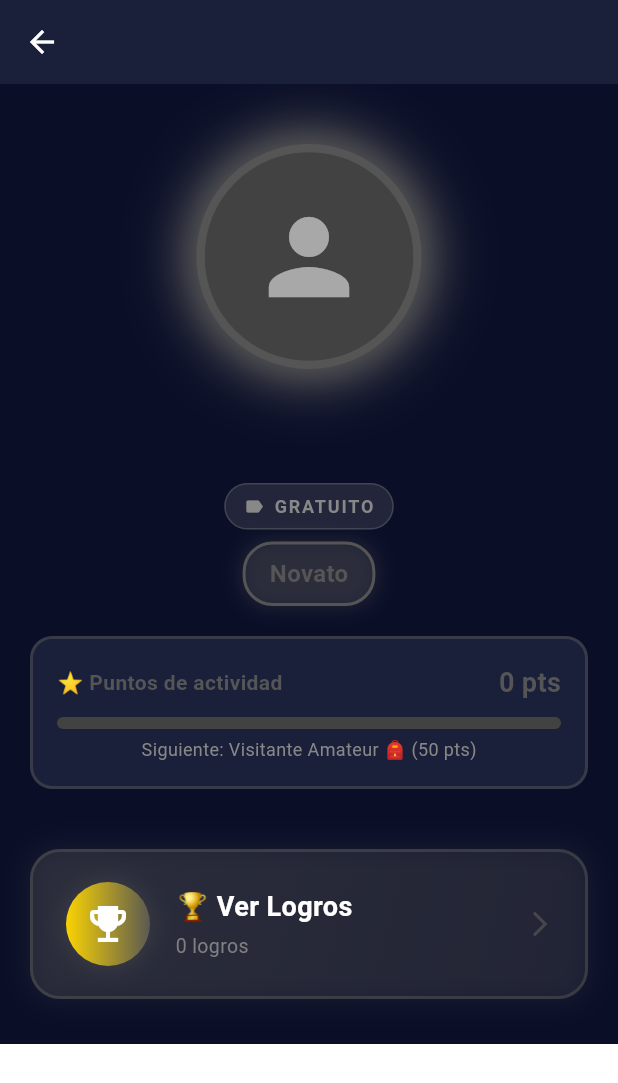
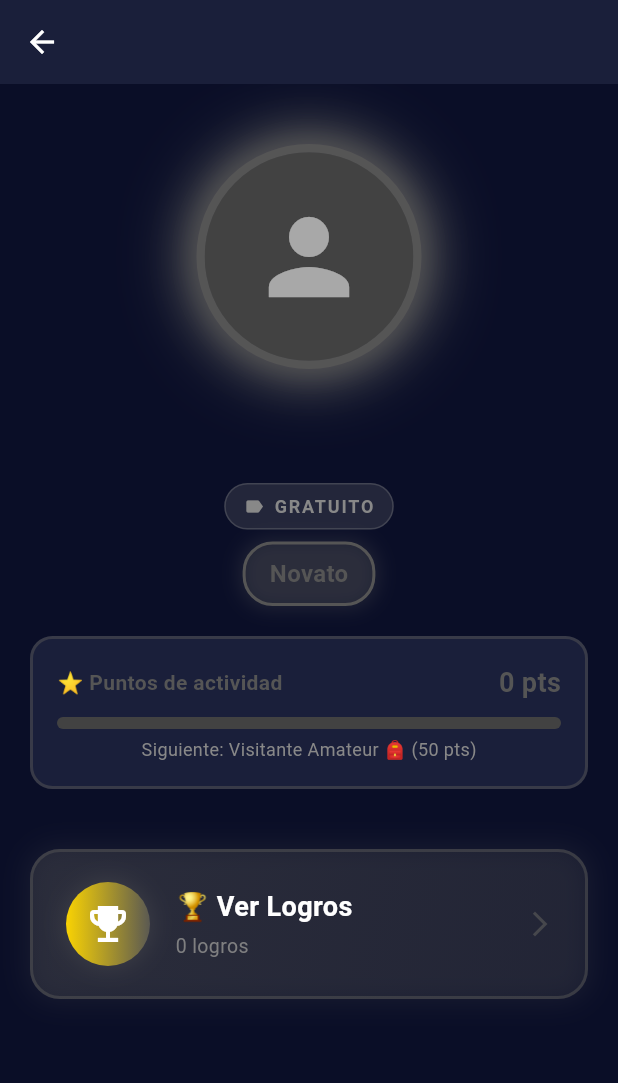
Before and after one commit to CRONOBREAK17/a-donde-vamos-app, a Flutter app: the UserProfileScreen screen opened directly with empty values, on a phone screen of 412 x 824 dp. Shown: the top 1083 px of the screen. Run offline on Flutter 3.47's test engine with Material 3 defaults, Android fonts, the phone set to English and light mode, and no system bars; our stand-ins replace geolocator, google_maps_flutter, google_mobile_ads, image_picker, shared_preferences, supabase_flutter and 1 more; accounts and stored records are empty.

Commit message:
fix video 2

```diff
--- a/a_donde_vamos/lib/presentation/screens/user_profile_screen.dart
+++ b/a_donde_vamos/lib/presentation/screens/user_profile_screen.dart
@@ -84,15 +84,15 @@ class _UserProfileScreenState extends State<UserProfileScreen> {
     final nextRank = RankUtils.getNextRank(_activityPoints);
     final progress = RankUtils.getProgressToNextRank(_activityPoints);
 
-    return Scaffold(
-      backgroundColor: Colors.transparent,
-      appBar: AppBar(
-        title: Text(_username),
-        backgroundColor: AppColors.cardBackground,
-      ),
-      body: VideoBackground(
-        activityPoints: _activityPoints,
-        child: SingleChildScrollView(
+    return VideoBackground(
+      activityPoints: _activityPoints,
+      child: Scaffold(
+        backgroundColor: Colors.transparent,
+        appBar: AppBar(
+          title: Text(_username),
+          backgroundColor: AppColors.cardBackground,
+        ),
+        body: SingleChildScrollView(
           child: Column(
             children: [
               const SizedBox(height: 30),
--- a/a_donde_vamos/lib/presentation/widgets/video_background.dart
+++ b/a_donde_vamos/lib/presentation/widgets/video_background.dart
@@ -23,22 +23,25 @@ class VideoBackground extends StatefulWidget {
 }
 
 class _VideoBackgroundState extends State<VideoBackground> {
-  late VideoPlayerController _controller;
+  VideoPlayerController? _controller;
   bool _isInitialized = false;
 
   @override
   void initState() {
     super.initState();
-    _initializeVideo();
+    // Solo inicializar video si el usuario es Leyenda Cósmica
+    if (widget.activityPoints >= 1000) {
+      _initializeVideo();
+    }
   }
 
   Future<void> _initializeVideo() async {
     try {
       _controller = VideoPlayerController.asset(widget.videoPath);
-      await _controller.initialize();
-      _controller.setLooping(true);
-      _controller.setVolume(0); // Sin sonido
-      _controller.play();
+      await _controller!.initialize();
+      _controller!.setLooping(true);
+      _controller!.setVolume(0); // Sin sonido
+      _controller!.play();
 
       if (mounted) {
         setState(() {
@@ -52,7 +55,7 @@ class _VideoBackgroundState extends State<VideoBackground> {
 
   @override
   void dispose() {
-    _controller.dispose();
+    _controller?.dispose();
     super.dispose();
   }
 
@@ -65,13 +68,13 @@ class _VideoBackgroundState extends State<VideoBackground> {
       children: [
         // Fondo: Video para Leyenda Cósmica, negro para otros
         Positioned.fill(
-          child: showVideo && _isInitialized
+          child: showVideo && _isInitialized && _controller != null
               ? FittedBox(
                   fit: BoxFit.cover,
                   child: SizedBox(
-                    width: _controller.value.size.width,
-                    height: _controller.value.size.height,
-                    child: VideoPlayer(_controller),
+                    width: _controller!.value.size.width,
+                    height: _controller!.value.size.height,
+                    child: VideoPlayer(_controller!),
                   ),
                 )
               : Container(
@@ -80,7 +83,7 @@ class _VideoBackgroundState extends State<VideoBackground> {
         ),
 
         // Overlay semi-transparente solo si hay video (para legibilidad)
-        if (showVideo && _isInitialized)
+        if (showVideo && _isInitialized && _controller != null)
           Positioned.fill(
             child: Container(color: Colors.black.withOpacity(widget.opacity)),
           ),
```
Also changed, not shown: a_donde_vamos/lib/presentation/screens/profile_screen.dart (+4 -4 lines).
